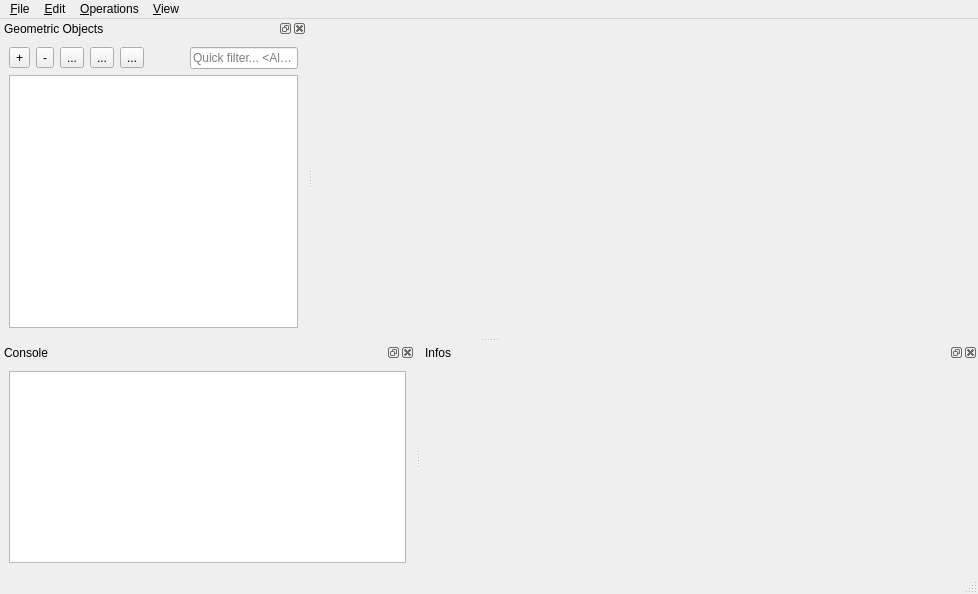
This is Polyhedron/MainWindow.ui in tudelft3d/3D_Urban_Mesh_Annotator as Qt 5 draws it before an edit. The edited form follows.
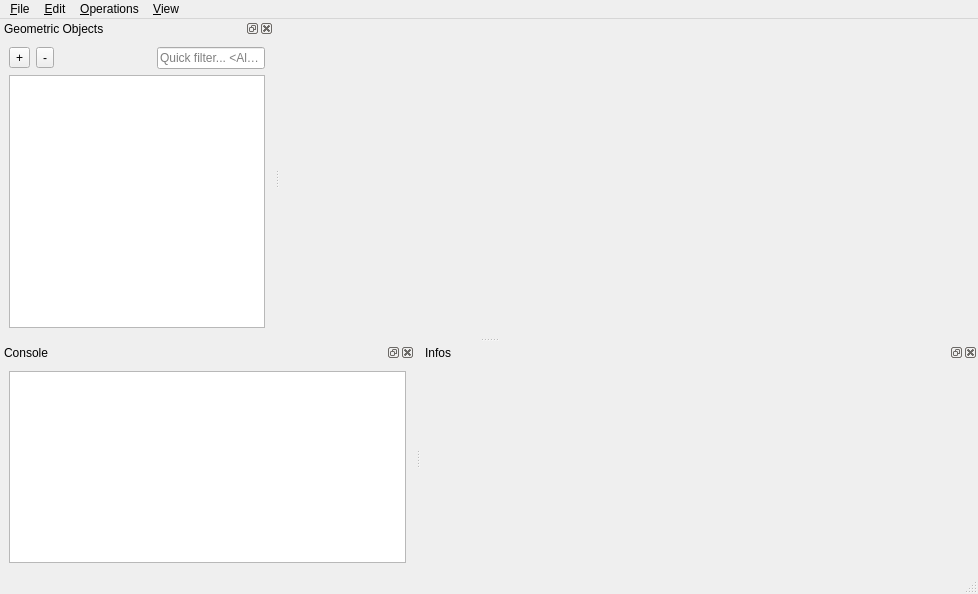
This is the edited form. Icons and pictures are not drawn. Custom widgets are drawn as their Qt base class.

```diff
--- a/Polyhedron/MainWindow.ui
+++ b/Polyhedron/MainWindow.ui
@@ -151,39 +151,6 @@
            </property>
           </widget>
          </item>
-         <item>
-          <widget class="QToolButton" name="duplicateButton">
-           <property name="text">
-            <string>...</string>
-           </property>
-           <property name="icon">
-            <iconset resource="Polyhedron_3.qrc">
-             <normaloff>:/cgal/icons/duplicate</normaloff>:/cgal/icons/duplicate</iconset>
-           </property>
-          </widget>
-         </item>
-         <item>
-          <widget class="QToolButton" name="upButton">
-           <property name="text">
-            <string>...</string>
-           </property>
-           <property name="icon">
-            <iconset resource="Polyhedron_3.qrc">
-             <normaloff>:/cgal/icons/resources/up.png</normaloff>:/cgal/icons/resources/up.png</iconset>
-           </property>
-          </widget>
-         </item>
-         <item>
-          <widget class="QToolButton" name="downButton">
-           <property name="text">
-            <string>...</string>
-           </property>
-           <property name="icon">
-            <iconset resource="Polyhedron_3.qrc">
-             <normaloff>:/cgal/icons/resources/down.png</normaloff>:/cgal/icons/resources/down.png</iconset>
-           </property>
-          </widget>
-         </item>
          <item>
           <spacer name="horizontalSpacer">
            <property name="orientation">
```
Left out of the diff: 26 changed lines with no effect on the pictures.
